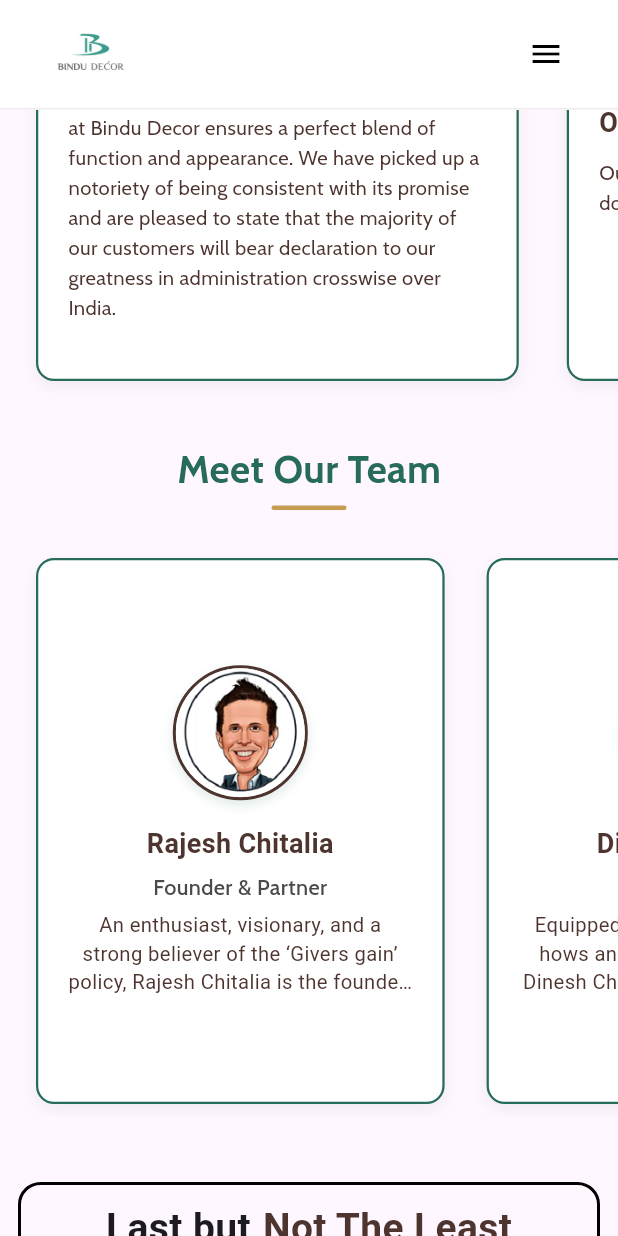
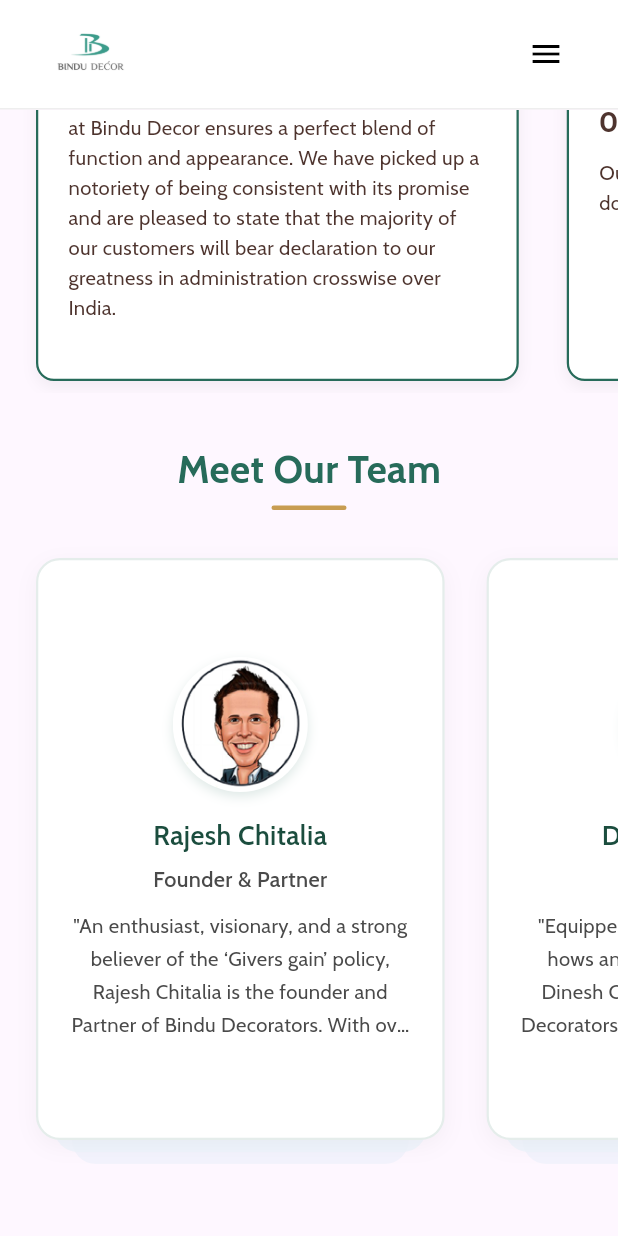
Before and after one commit to shubh685/bindu_decor, a Flutter app: the About screen opened by its route, scrolled down 576 dp, on a phone screen of 412 x 824 dp. Run offline on Flutter 3.47's test engine with Material 3 defaults, Android fonts, the phone set to English and light mode, and no system bars; our stand-ins replace google_fonts, visibility_detector; Roboto replaces fonts that are missing (Arvo).

Commit message:
updated code

```diff
--- a/lib/About.dart
+++ b/lib/About.dart
@@ -613,7 +613,14 @@ class _MeetTeamAnimatedSectionState extends State<MeetTeamAnimatedSection>
       child: Column(
         crossAxisAlignment: CrossAxisAlignment.center,
         children: [
-          Text("Meet Our Team", style: GoogleFonts.cabin(fontSize: isDesktop ? 32 : 26, fontWeight: FontWeight.bold, color: const Color(0xFF276B5A))),
+          Text(
+            "Meet Our Team",
+            style: GoogleFonts.cabin(
+              fontSize: isDesktop ? 32 : 26,
+              fontWeight: FontWeight.bold,
+              color: const Color(0xFF276B5A),
+            ),
+          ),
           const SizedBox(height: 6),
           Container(
             height: 3,
@@ -636,7 +643,7 @@ class _MeetTeamAnimatedSectionState extends State<MeetTeamAnimatedSection>
             )
           else
             SizedBox(
-              height: 380,
+              height: 420, // Slightly increased height to account for bottom stacked reflection
               child: ListView.separated(
                 scrollDirection: Axis.horizontal,
                 padding: const EdgeInsets.symmetric(horizontal: 16),
@@ -663,15 +670,55 @@ class _MeetTeamAnimatedSectionState extends State<MeetTeamAnimatedSection>
   }) {
     return Container(
       margin: const EdgeInsets.all(8),
+      child: Stack(
+        alignment: Alignment.bottomCenter,
+        children: [
+          // 3rd Bottom Reflection Layer (Lowest)
+          Positioned(
+            bottom: 0,
+            left: 24,
+            right: 24,
+            child: Container(
+              height: 20,
+              decoration: BoxDecoration(
+                color: const Color(0xFFE2ECFA).withOpacity(0.4),
+                borderRadius: const BorderRadius.vertical(
+                  bottom: Radius.circular(16),
+                ),
+              ),
+            ),
+          ),
+          // 2nd Bottom Reflection Layer (Middle Stack)
+          Positioned(
+            bottom: 8,
+            left: 12,
+            right: 12,
+            child: Container(
+              height: 20,
+              decoration: BoxDecoration(
+                color: const Color(0xFFEEF4FC).withOpacity(0.8),
+                borderRadius: const BorderRadius.vertical(
+                  bottom: Radius.circular(16),
+                ),
+              ),
+            ),
+          ),
+          // Main Foreground Card
+          Padding(
+            padding: const EdgeInsets.only(bottom: 16.0),
+            child: Container(
               padding: const EdgeInsets.all(20),
               decoration: BoxDecoration(
                 color: Colors.white,
-        borderRadius: BorderRadius.circular(12),
-        border: Border.all(color: const Color(0xFF276B5A), width: 1.5),
+                borderRadius: BorderRadius.circular(16),
+                border: Border.all(
+                  color: const Color(0xFF276B5A).withOpacity(0.12),
+                  width: 1.5,
+                ),
                 boxShadow: [
                   BoxShadow(
-            color: Colors.black.withOpacity(0.05),
-            blurRadius: 8,
+                    color: Colors.black.withOpacity(0.04),
+                    blurRadius: 12,
                     offset: const Offset(0, 4),
                   )
                 ],
@@ -685,7 +732,6 @@ class _MeetTeamAnimatedSectionState extends State<MeetTeamAnimatedSection>
                     height: 90,
                     decoration: BoxDecoration(
                       shape: BoxShape.circle,
-              border: Border.all(color: Colors.brown.shade800, width: 2),
                       boxShadow: [
                         BoxShadow(
                           color: const Color(0xFF276B5A).withOpacity(0.15),
@@ -695,17 +741,55 @@ class _MeetTeamAnimatedSectionState extends State<MeetTeamAnimatedSection>
                       ],
                     ),
                     child: ClipOval(
-              child: _buildDynamicImage(imageUrl),
+                      child: Image.asset(
+                        imageUrl,
+                        fit: BoxFit.cover,
+                        errorBuilder: (context, error, stackTrace) =>
+                        const Icon(Icons.person, size: 40),
+                      ),
                     ),
                   ),
                   const SizedBox(height: 16),
-          Text(tit, textAlign: TextAlign.center, maxLines: 1, overflow: TextOverflow.ellipsis, style: GoogleFonts.arvo(fontSize: 18, fontWeight: FontWeight.w600, color: Colors.brown.shade800)),
+                  Text(
+                    tit,
+                    textAlign: TextAlign.center,
+                    maxLines: 1,
+                    overflow: TextOverflow.ellipsis,
+                    style: GoogleFonts.cabin(
+                      fontSize: 18,
+                      fontWeight: FontWeight.w600,
+                      color: const Color(0xFF1B4D3E),
+                    ),
+                  ),
                   const SizedBox(height: 6),
-          Text(role, textAlign: TextAlign.center, maxLines: 3, overflow: TextOverflow.ellipsis, style: GoogleFonts.cabin(fontSize: 14.5, fontWeight: FontWeight.w500, color: const Color(0xFF4A4A4A), height: 1.4)),
-          const SizedBox(height: 6),
-          Text(desc, textAlign: TextAlign.center, maxLines: 3,
+                  Text(
+                    role,
+                    textAlign: TextAlign.center,
+                    maxLines: 3,
                     overflow: TextOverflow.ellipsis,
-            style: GoogleFonts.arvo(fontSize: 13.5, fontWeight: FontWeight.w400, color: Colors.brown.shade800, height: 1.4),
+                    style: GoogleFonts.cabin(
+                      fontSize: 14.5,
+                      fontWeight: FontWeight.w500,
+                      color: const Color(0xFF4A4A4A),
+                      height: 1.4,
+                    ),
+                  ),
+                  const SizedBox(height: 10),
+                  Text(
+                    "\"$desc\"",
+                    textAlign: TextAlign.center,
+                    maxLines: 4,
+                    overflow: TextOverflow.ellipsis,
+                    style: GoogleFonts.cabin(
+                      fontSize: 13.5,
+                      fontWeight: FontWeight.w400,
+                      color: const Color(0xFF4A4A4A),
+                      height: 1.6,
+                    ),
+                  ),
+                ],
+              ),
+            ),
           ),
         ],
       ),
```
Also changed, not shown: lib/Gy_aw_mo.dart (+30 -24 lines), lib/Pro_Details.dart (added, +429 -0 lines), lib/Up_cur_sc.dart (+30 -25 lines), lib/Wal_Flo_Car.dart (+21 -23 lines), lib/bl_gl_ar.dart (+30 -24 lines). Lines whose indentation alone changed are shown as unchanged.
